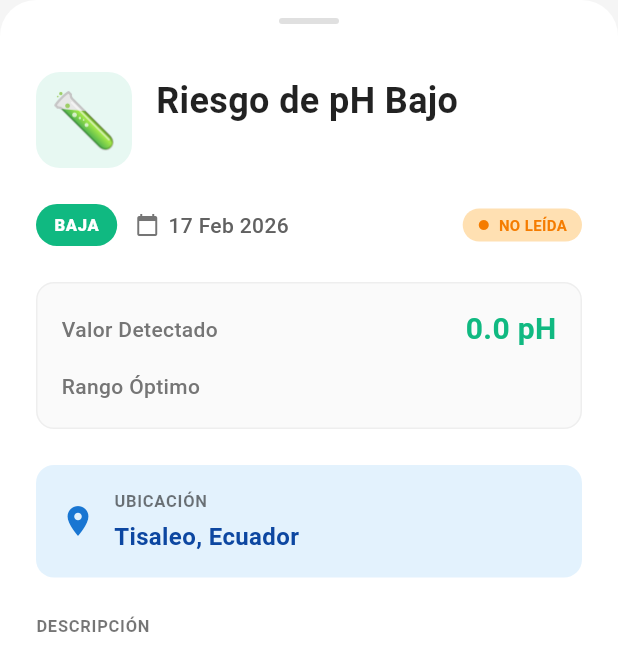
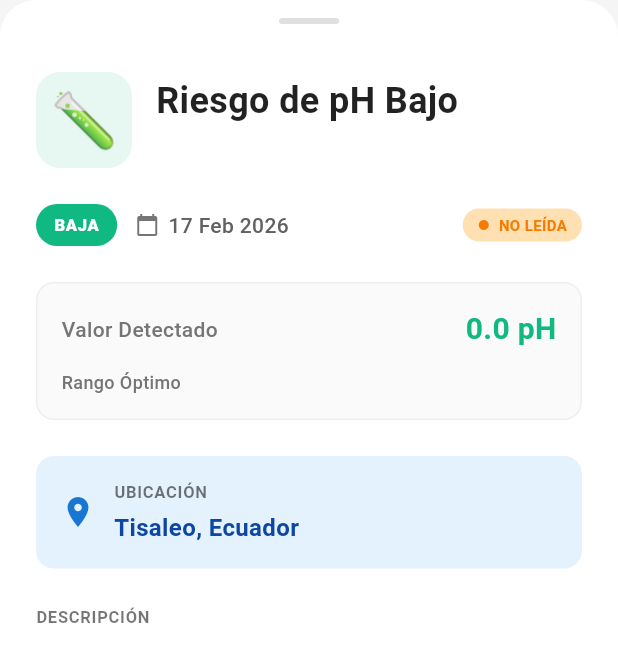
Before and after one commit to Romel-Lou22/App-Movil-Mora, a Flutter app: the AlertDetailWidget widget shown alone on an empty page, opened directly with empty values, on a phone screen of 412 x 824 dp. Shown: the top 671 px of the screen. Run offline on Flutter 3.47's test engine with Material 3 defaults, Android fonts, the phone set to English and light mode, and no system bars; our stand-ins replace dartz, dio, equatable, fl_chart, flutter_dotenv, geolocator and 1 more; accounts and stored records are empty.

Commit message:
Correccion tamaño de fuente

```diff
--- a/lib/features/alerts/presentation/widgets/alert_detail_widget.dart
+++ b/lib/features/alerts/presentation/widgets/alert_detail_widget.dart
@@ -235,7 +235,7 @@ class AlertDetailWidget extends StatelessWidget {
               Text(
                 'Rango Óptimo',
                 style: TextStyle(
-                  fontSize: 14,
+                  fontSize: 12,
                   color: Colors.grey[600],
                   fontWeight: FontWeight.w500,
                 ),
@@ -243,7 +243,7 @@ class AlertDetailWidget extends StatelessWidget {
               Text(
                 alert.umbral,
                 style: TextStyle(
-                  fontSize: 16,
+                  fontSize: 10,
                   fontWeight: FontWeight.w600,
                   color: Colors.grey[800],
                 ),
```
